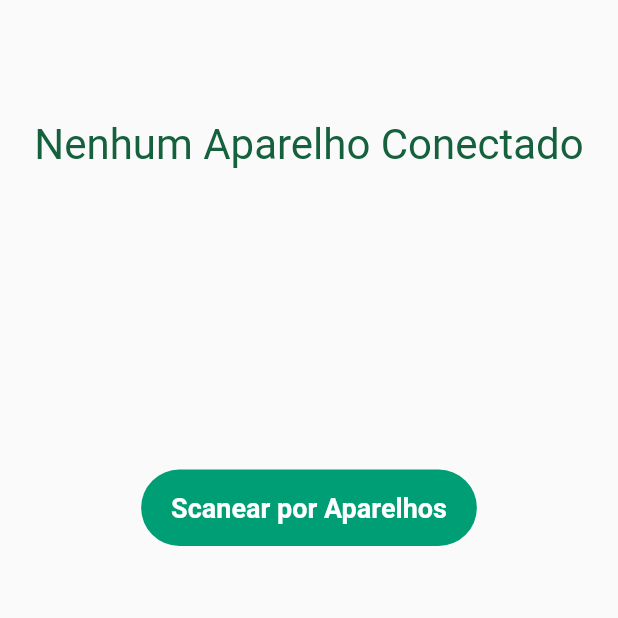
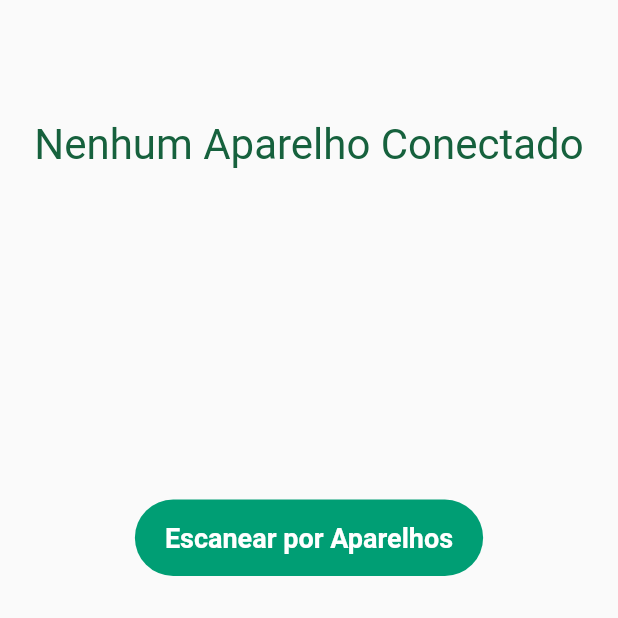
Before and after one commit to fertmarana/ERCAS-HACKATHON, a Flutter app: the connectionPage screen opened directly, on a phone screen of 412 x 824 dp, the top half of it. Run offline on Flutter 3.47's test engine with Material 2 defaults, Android fonts, the phone set to English and light mode, and no system bars; our stand-ins replace flutter_blue, flutter_icons, sqflite, syncfusion_flutter_charts, table_calendar, toast; accounts and stored records are empty.

Commit message:
Melhorei a pagina conexao

```diff
--- a/subiupressao_app/lib/bluetooth/connectionPage.dart
+++ b/subiupressao_app/lib/bluetooth/connectionPage.dart
@@ -8,6 +8,7 @@ import 'dart:async';
 import 'dart:core';
 import 'package:syncfusion_flutter_charts/charts.dart';
 
+import 'package:flutter_icons/flutter_icons.dart';
 import 'package:path/path.dart';
 
 import 'package:subiupressao_app/database/Database.dart';
@@ -98,6 +99,7 @@ class _connectionPage extends State<connectionPage> {
   }
 
   void _updateDataSource(Timer timer) async {
+    if(isConnected == false) return;
     if (valuesofHeart != -1) {
       greatestValue = valuesofHeart;
       valuesofHeart = -1;
@@ -162,10 +164,10 @@ class _connectionPage extends State<connectionPage> {
     List<BluetoothService> services = await dev.discoverServices();
     for (BluetoothService service in services) {
       // do something with service
-      if (service.uuid.toString() == "0000180d-0000-1000-8000-00805f9b34fb") {
+      if (service.uuid.toString().toLowerCase()  == "0000180d-0000-1000-8000-00805f9b34fb") {
         for (BluetoothCharacteristic element in service.characteristics) {
           print("Characteristic uuid: ${element.uuid}");
-          if (element.uuid.toString() == CHARACTERISTIC_UUID) {
+          if (element.uuid.toString().toLowerCase() == CHARACTERISTIC_UUID) {
             _readthisCharacteristic(element);
 
             characteristicBluetooth = element;
@@ -197,10 +199,10 @@ class _connectionPage extends State<connectionPage> {
 
   }
 
-  disconnect() async {
-    await device.disconnect();
+  disconnect(BluetoothDevice dev) async {
+    await dev.disconnect();
     setState(() {
-      deviceConnected_name = " ";
+      deviceConnected_name = "";
       device = null;
       isConnected = false;
     });
@@ -208,8 +210,9 @@ class _connectionPage extends State<connectionPage> {
 
   _readInfoFromDevice(List values) async {
     if (values.length > 0) {
+
       globals.heartRate_global = await values[1];
-      print("value: ${values[1]}");
+      print("value: ${values}");
       print("valor da global ${globals.heartRate_global.toString()}");
       setState(() {
         heartRate = values[1];
@@ -233,8 +236,10 @@ class _connectionPage extends State<connectionPage> {
     }
 
     if (c != null) {
+      print("tentando ler de ${c.uuid}");
       await c.setNotifyValue(true);
       c.value.listen((value) {
+        print("esperando e tentando ler de ${c.uuid}");
         _readInfoFromDevice(value);
       });
     }
@@ -253,7 +258,7 @@ class _connectionPage extends State<connectionPage> {
   @override
   Widget build(BuildContext context) {
     timer = Timer.periodic(const Duration(seconds: 30), _updateDataSource);
-    print("start_application_value : ${start_aplication}");
+    //print("start_application_value : ${start_aplication}");
     //testHeart = DBProvider.db.getAllClients();
     return Scaffold(
         body: Container(
@@ -266,7 +271,7 @@ class _connectionPage extends State<connectionPage> {
           SizedBox(height: 10.0),
           Container(
             alignment: Alignment(0.0, 0.6),
-            child: isConnected
+            child: isConnected == true
                 ? Text(
                     'Conectado à \n' + deviceConnected_name,
                     textAlign: TextAlign.center,
@@ -282,11 +287,41 @@ class _connectionPage extends State<connectionPage> {
           Container(
             child: SizedBox(
               height: 200.0,
-              child: ListView.builder(
+              child: isConnected == false?
+              ListView.builder(
                 scrollDirection: Axis.vertical,
                 itemCount: scanResultList.length,
                 itemBuilder: _itemBuilder,
+              ):
+              Column(children: <Widget>[
+                Container(
+                  alignment: Alignment(0.0, 0.6),
+                  child: TextButton(
+                    style: ButtonStyle(
+                      foregroundColor:
+                      MaterialStateProperty.all<Color>(Colors.orange),
                     ),
+                    onPressed: () {
+                      findServices(device);
+                      //_readCharacteristics();
+                    },
+                    child: Text('Ler Frequência'),
+                  ),
+                ),
+                Container(
+                    alignment: Alignment(0.0, 0.6),
+                    child:TextButton(
+                      style: ButtonStyle(
+                        foregroundColor:
+                        MaterialStateProperty.all<Color>(Colors.blue),
+                      ),
+                      onPressed: () {
+                        disconnect(device);
+                      },
+                      child: Text('Desconectar'),
+                    )
+                ),
+              ]),
             ),
           ),
           /*
@@ -334,8 +369,11 @@ class _connectionPage extends State<connectionPage> {
 
               ),
               */
+          SizedBox(height: 20.0),
           Container(
-              child: Align(
+              child:
+              isConnected == false?
+              Align(
             alignment: Alignment.center,
             child: Material(
               borderRadius: BorderRadius.circular(30.0),
@@ -347,146 +385,41 @@ class _connectionPage extends State<connectionPage> {
                   //scanForDevices();
                   scan();
                 },
-                child: isConnected
-                    ? Text("Scanear",
-                        textAlign: TextAlign.center,
-                        style: TextStyle(
-                            fontSize: 20.0,
-                            color: Colors.white,
-                            fontWeight: FontWeight.bold))
-                    : Text("Scanear por Aparelhos",
+                child: Text("Escanear por Aparelhos",
                         textAlign: TextAlign.center,
                         style: TextStyle(
                             fontSize: 18.0,
                             color: Colors.white,
-                            fontWeight: FontWeight.bold)),
+                            fontWeight: FontWeight.bold))
               ),
             ),
+          ):
+              Container(
+                child:
+                Column(
+                  mainAxisAlignment: MainAxisAlignment.center,
+                  crossAxisAlignment: CrossAxisAlignment.center,
+                  children: [
+                    Text('Sua Frequência está sendo escaneada \n', textAlign: TextAlign.center,style: TextStyle(fontSize: 15.0, color: Color(0xff16613D))),
+                    Text("Para conferir mais detalhes clique em", textAlign: TextAlign.center,style: TextStyle(fontSize: 15.0, color: Color(0xff16613D)) ),
+                    Container(
+                      alignment: Alignment.center,
+                      child: Row(
+                        mainAxisAlignment: MainAxisAlignment.center,
+                        crossAxisAlignment: CrossAxisAlignment.center,
+                        children: [
+                          Text("Pressão", textAlign: TextAlign.center,style: TextStyle(fontSize: 15.0, color: Color(0xff16613D)) ),
+                          Icon(MaterialCommunityIcons.heart_pulse,color: Color(0xff16613D)),
+                          Text(' abaixo', textAlign: TextAlign.center,style: TextStyle(fontSize: 15.0, color: Color(0xff16613D)) ),
+                        ],
+                      )
+                  )
+                  ],
                 )
               ),
-          /*
-              Container(
-                child: SfCartesianChart(
-                  zoomPanBehavior: _zoomPanBehavior,
-                  title: ChartTitle(text: "Heart Measure per Minute"),
-                  //enableAxisAnimation: true,
-                  primaryXAxis: NumericAxis(
-                    // Edge labels will be shifted
-                      edgeLabelPlacement: EdgeLabelPlacement.shift,
-                      interval: 10,
-                      axisLine: AxisLine(width: 2),
-                      majorTickLines: MajorTickLines(size: 0),
 
           ),
-                  //legend: Legend(isVisible: true),
-                  series: <LineSeries<_ChartData, int>>[
-                    LineSeries<_ChartData, int>(
-                      onRendererCreated: (ChartSeriesController controller) {
-                        // Assigning the controller to the _chartSeriesController.
-                        _chartSeriesController = controller;
 
-                      },
-                      // Binding the chartData to the dataSource of the line series.
-                      //name: "Heart Measure",
-                      dataSource: chartData,
-                      xValueMapper: (_ChartData data, _) => data.minute,
-                      yValueMapper: (_ChartData data, _) => data.epoch,
-                    )
-                  ],
-                 // primaryXAxis: NumericAxis(edgeLabelPlacement: EdgeLabelPlacement.shift, numberFormat: NumberFormat.simpleCurrency(decimalDigits: 0)),
-                ),
-              ),
-              Container(
-                child: SfCartesianChart(
-                  // zoomPanBehavior: _zoomPanBehavior,
-
-                  title: ChartTitle(text: "Heart Measure per Minute"),
-                  //enableAxisAnimation: true,
-                  primaryXAxis: DateTimeAxis(
-                    dateFormat: DateFormat.Hms(),
-                    intervalType: DateTimeIntervalType.minutes,
-                    // Edge labels will be shifted
-                    //edgeLabelPlacement: EdgeLabelPlacement.shift,
-                    //autoScrollingDelta: 5,
-                    //interval: 6,
-                    axisLine: AxisLine(width: 5),
-                   // visibleMinimum: start_aplication,
-                    majorTickLines: MajorTickLines(size: 1),
-                   // minorTickLines: MinorTickLines(size: 1),
-                  ),
-                  //legend: Legend(isVisible: true),
-                  series: <LineSeries<Heart, DateTime>>[
-                    LineSeries<Heart, DateTime>(
-                      onRendererCreated: (ChartSeriesController controller) {
-                        // Assigning the controller to the _chartSeriesController.
-                        _chartSeriesController = controller;
-
-                      },
-                      // Binding the chartData to the dataSDateTimeource of the line series.
-                      //name: "Heart Measure",
-                      dataSource: testHeart,
-                      xValueMapper: (Heart data, _) => data.dateTime,//data.dateTime.minute.toString(),
-                      yValueMapper: (Heart data, _) => data.heartRate,
-                    )
-                  ],
-                  // primaryXAxis: NumericAxis(edgeLabelPlacement: EdgeLabelPlacement.shift, numberFormat: NumberFormat.simpleCurrency(decimalDigits: 0)),
-                ),
-              ),
-              Container(
-                child: SfCartesianChart(
-
-                  zoomPanBehavior: _zoomPanBehavior,
-                  onTooltipRender: (args){
-                    String yValue = args.dataPoints[args.pointIndex].y.toString();
-                    args.text = DateTime.fromMillisecondsSinceEpoch(int.parse(yValue))
-                        .minute
-                        .toString();
-                    /*
-                        DateTime.fromMillisecondsSinceEpoch(int.parse(yValue))
-                        .minute
-                        .toString() +
-                    ':' +
-                    DateTime.fromMillisecondsSinceEpoch(int.parse(yValue))
-                        .second
-                        .toString() +
-                    ':' +
-                    DateTime.fromHeart Measure per MinutMillisecondsSinceEpoch(int.parse(yValue))
-                        .millisecond
-                        .toString();
-                    */
-                  },
-                  title: ChartTitle(text: "Heart Measure per Minute"),
-                  //enableAxisAnimation: true,
-                  primaryXAxis: CategoryAxis(
-
-                    // Edge labels will be shifted
-                    edgeLabelPlacHeart Measure per Minutement: EdgeLabelPlacement.shift,
-                    autoScrollingDelta: 5,
-                    interval: 6,
-                    axisLine: AxisLine(width: 0),
-                    // visibleMinimum: start_aplication,
-                    majorTickLines: MajorTickLines(size: 0),
-                  ),
-                  //legend: Legend(isVisible: true),
-                  series: <LineSeries<Heart, String>>[
-                    LineSeries<Heart,String>(
-                      onRendererCreated: (ChartSeriesController controller) {
-                        // Assigning the controller to the _chartSeriesController.
-                        _chartSeriesController = controller;
-
-                      },
-                      // Binding the chartData to the dataSDateTimeource of the line series.
-                      //name: "Heart Measure",
-                      dataSource: testHeart,
-                      xValueMapper: (Heart data, _) => DateTime.fromMillisecondsSinceEpoch(int.parse(DateTime.now().second.toString()))
-                          .minute
-                          .toString(),//data.dateTime.minute.toString(),
-                      yValueMapper: (Heart data, _) => data.heartRate,
-                    )
-                  ],
-                  // primaryXAxis: NumericAxis(edgeLabelPlacement: EdgeLabelPlacement.shift, numberFormat: NumberFormat.simpleCurrency(decimalDigits: 0)),
-                ),
-              ),*/
         ],
       ),
     ));
@@ -496,7 +429,8 @@ class _connectionPage extends State<connectionPage> {
     return InkWell(
         child: Card(
       child: Center(
-        child: Column(children: <Widget>[
+        child:
+        Column(children: <Widget>[
           Text(
             "${scanResultList[index].device.name}",
             style: TextStyle(
@@ -504,6 +438,9 @@ class _connectionPage extends State<connectionPage> {
               color: Colors.orange,
             ),
           ),
+        Container(
+            alignment: Alignment(0.0, 0.6),
+            child:
           TextButton(
             style: ButtonStyle(
               foregroundColor: MaterialStateProperty.all<Color>(Colors.blue),
@@ -511,25 +448,13 @@ class _connectionPage extends State<connectionPage> {
             onPressed: () {
               connectDevice(scanResultList[index].device);
             },
-            child: Text('Connect to Device'),
+            child: Text('Conectar ao Aparelho'),
+          )
+
         ),
-          Container(
-              alignment: Alignment(0.0, 0.6),
-              child: isConnected
-                  ? TextButton(
-                      style: ButtonStyle(
-                        foregroundColor:
-                            MaterialStateProperty.all<Color>(Colors.blue),
-                      ),
-                      onPressed: () {
-                        findServices(device);
-                        //_readCharacteristics();
-                      },
-                      child: Text('Read Heart Rate'),
+
+        ]
         )
-                  : //IMPORTANTE TER ISSO PORQUE É UMA CONDICAO NAO APAGAR
-                  SizedBox()),
-        ]),
       ),
     ));
   }
```
Lines whose indentation alone changed are shown as unchanged.
